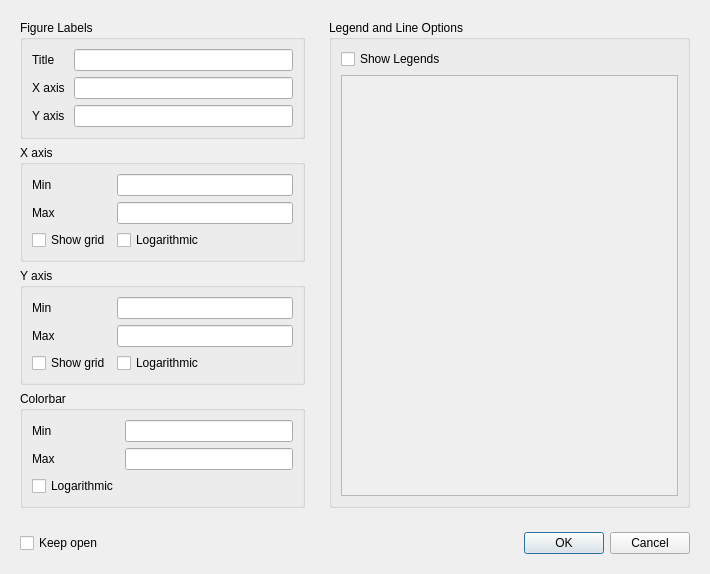
This is src/mslice/plotting/plot_window/plot_options.ui in mantidproject/mslice as Qt 5 draws it before an edit. The edited form follows.
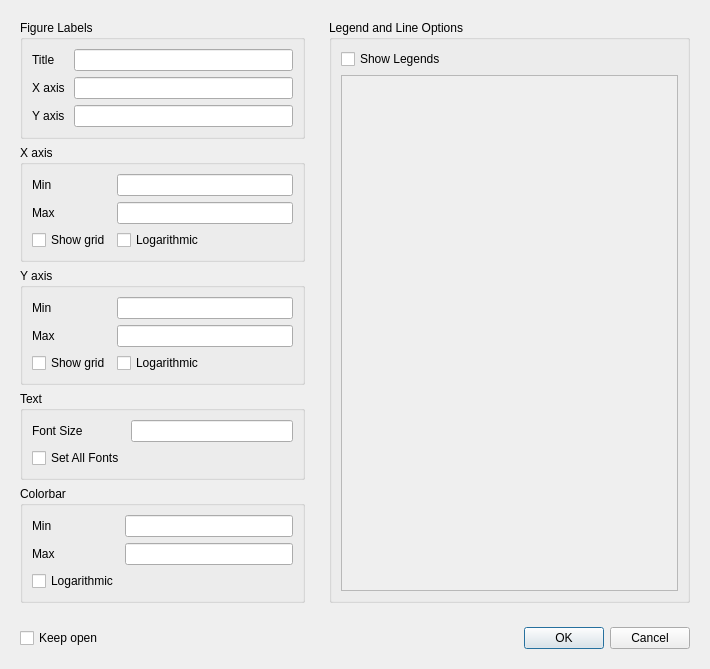
This is the edited form.

Commit message:
Changed location of the tick box to inside of plot options
Changing the size of all fonts in plot is more of a global option.
Set this to show inside plot options ui.
Still need to make the same changes for slice plot.
Needs further work.

The edit to the form file:
```diff
--- a/src/mslice/plotting/plot_window/plot_options.ui
+++ b/src/mslice/plotting/plot_window/plot_options.ui
@@ -195,6 +195,39 @@
         </layout>
        </widget>
       </item>
+      <item>
+       <widget class="QGroupBox" name="groupBox_5">
+        <property name="title">
+         <string>Text</string>
+        </property>
+        <layout class="QGridLayout" name="gridLayout">
+         <item row="0" column="0">
+          <widget class="QLabel" name="label_8">
+           <property name="text">
+            <string>Font Size</string>
+           </property>
+          </widget>
+         </item>
+         <item row="0" column="1">
+          <widget class="QLineEdit" name="allFontsSize">
+           <property name="maximumSize">
+            <size>
+             <width>16777215</width>
+             <height>16777215</height>
+            </size>
+           </property>
+          </widget>
+         </item>
+         <item row="1" column="0">
+          <widget class="QCheckBox" name="chkAllFonts">
+           <property name="text">
+            <string>Set All Fonts</string>
+           </property>
+          </widget>
+         </item>
+        </layout>
+       </widget>
+      </item>
       <item>
        <widget class="QGroupBox" name="groupBox_4">
         <property name="title">
```
The commit also changes 4 other files.
